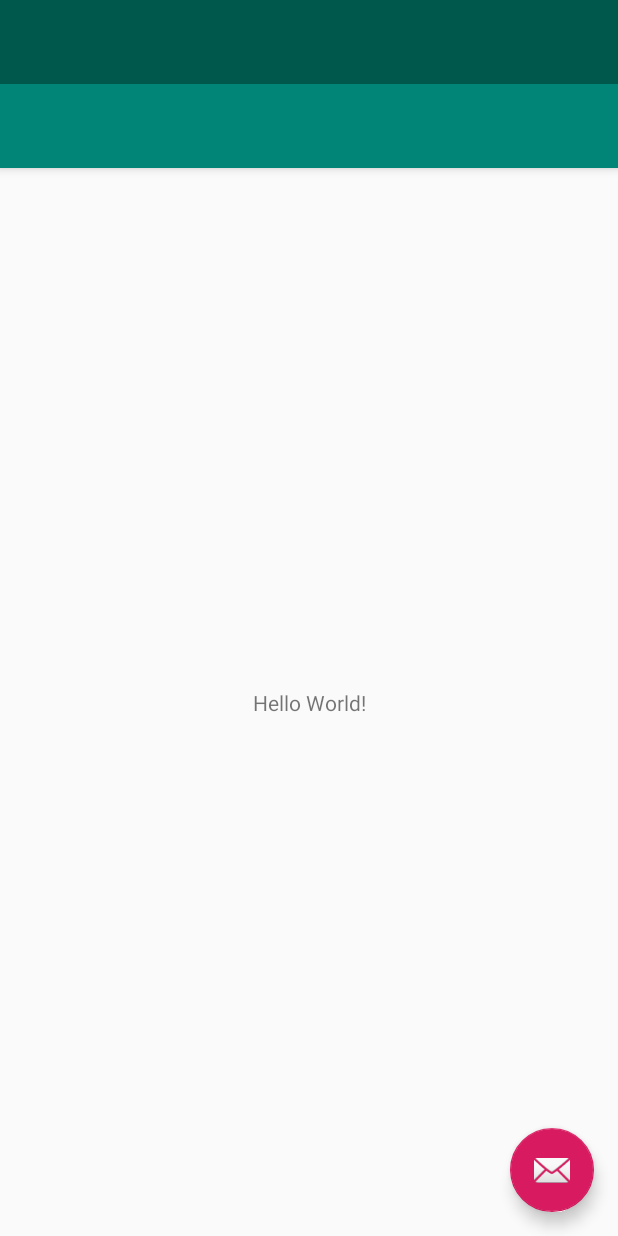
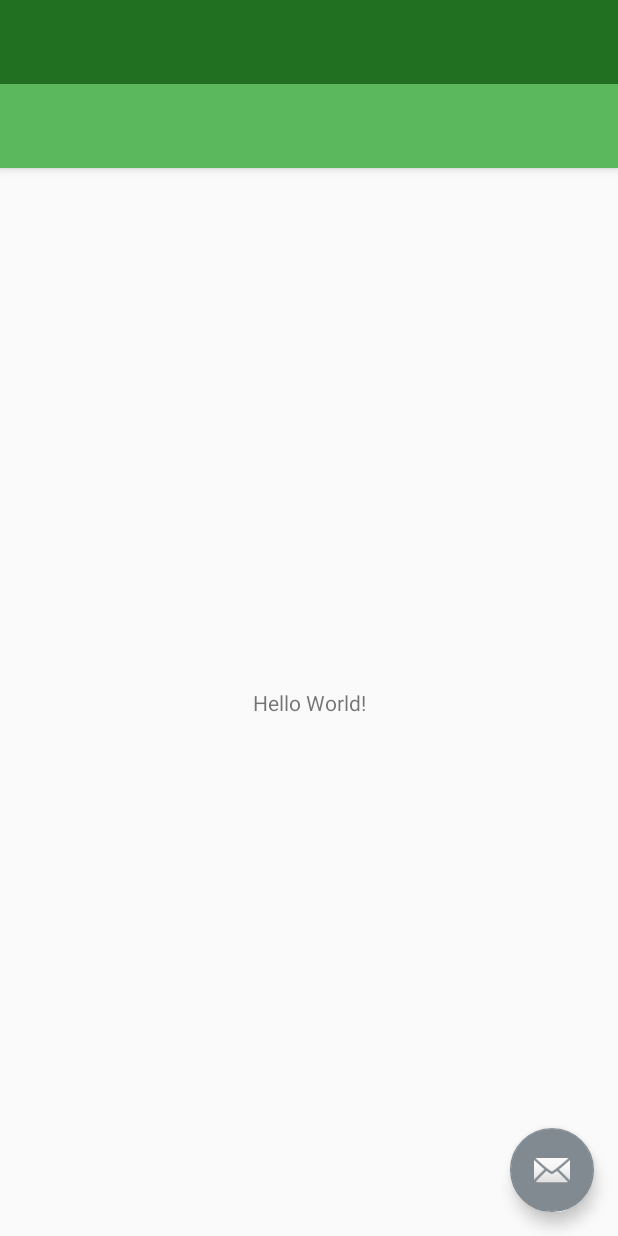
Before and after one commit to nb2998/Conduit-Kotlin, an Android app: the layout activity_main.xml on its own in the app's theme, with its tools: preview values and no code run, on a phone screen of 412 x 824 dp. Run offline under Robolectric (Android 15) with nearby library versions, the phone set to English and light mode, and no system bars.

Commit message:
Layout and navbar

```diff
--- a/app/build.gradle
+++ b/app/build.gradle
@@ -20,6 +20,9 @@ android {
             proguardFiles getDefaultProguardFile('proguard-android.txt'), 'proguard-rules.pro'
         }
     }
+    sourceSets {
+        main.java.srcDirs += 'src/main/kotlin'
+    }
 }
 
 dependencies {
--- a/app/src/main/java/com/apps/nb2998/conduit_kotlin/MainActivity.kt
+++ b/app/src/main/kotlin/com/apps/nb2998/conduit_kotlin/MainActivity.kt
@@ -8,7 +8,8 @@ import androidx.appcompat.app.ActionBarDrawerToggle
 import androidx.appcompat.app.AppCompatActivity
 import android.view.Menu
 import android.view.MenuItem
-import kotlinx.android.synthetic.main.*
+import kotlinx.android.synthetic.main.activity_main.*
+import kotlinx.android.synthetic.main.app_bar_main.*
 
 class MainActivity : AppCompatActivity(), NavigationView.OnNavigationItemSelectedListener {
 
@@ -57,22 +58,19 @@ class MainActivity : AppCompatActivity(), NavigationView.OnNavigationItemSelecte
     override fun onNavigationItemSelected(item: MenuItem): Boolean {
         // Handle navigation view item clicks here.
         when (item.itemId) {
-            R.id.nav_camera -> {
-                // Handle the camera action
-            }
-            R.id.nav_gallery -> {
+            R.id.menu_item_home -> {
 
             }
-            R.id.nav_slideshow -> {
+            R.id.menu_item_sign_up -> {
 
             }
-            R.id.nav_manage -> {
+            R.id.menu_item_sign_in -> {
 
             }
-            R.id.nav_share -> {
+            R.id.menu_item_new_article -> {
 
             }
-            R.id.nav_send -> {
+            R.id.menu_item_settings -> {
 
             }
         }
--- a/app/src/main/res/drawable-v21/ic_menu_camera.xml
+++ /dev/null
@@ -1,12 +0,0 @@
-<vector xmlns:android="http://schemas.android.com/apk/res/android"
-    android:width="24dp"
-    android:height="24dp"
-    android:viewportWidth="24.0"
-    android:viewportHeight="24.0">
-    <path
-        android:fillColor="#FF000000"
-        android:pathData="M12,12m-3.2,0a3.2,3.2 0,1 1,6.4 0a3.2,3.2 0,1 1,-6.4 0" />
-    <path
-        android:fillColor="#FF000000"
-        android:pathData="M9,2L7.17,4H4c-1.1,0 -2,0.9 -2,2v12c0,1.1 0.9,2 2,2h16c1.1,0 2,-0.9 2,-2V6c0,-1.1 -0.9,-2 -2,-2h-3.17L15,2H9zm3,15c-2.76,0 -5,-2.24 -5,-5s2.24,-5 5,-5 5,2.24 5,5 -2.24,5 -5,5z" />
-</vector>
--- a/app/src/main/res/drawable-v21/ic_menu_gallery.xml
+++ /dev/null
@@ -1,9 +0,0 @@
-<vector xmlns:android="http://schemas.android.com/apk/res/android"
-    android:width="24dp"
-    android:height="24dp"
-    android:viewportWidth="24.0"
-    android:viewportHeight="24.0">
-    <path
-        android:fillColor="#FF000000"
-        android:pathData="M22,16V4c0,-1.1 -0.9,-2 -2,-2H8c-1.1,0 -2,0.9 -2,2v12c0,1.1 0.9,2 2,2h12c1.1,0 2,-0.9 2,-2zm-11,-4l2.03,2.71L16,11l4,5H8l3,-4zM2,6v14c0,1.1 0.9,2 2,2h14v-2H4V6H2z" />
-</vector>
--- a/app/src/main/res/drawable-v21/ic_menu_manage.xml
+++ /dev/null
@@ -1,9 +0,0 @@
-<vector xmlns:android="http://schemas.android.com/apk/res/android"
-    android:width="24dp"
-    android:height="24dp"
-    android:viewportWidth="24.0"
-    android:viewportHeight="24.0">
-    <path
-        android:fillColor="#FF000000"
-        android:pathData="M22.7,19l-9.1,-9.1c0.9,-2.3 0.4,-5 -1.5,-6.9 -2,-2 -5,-2.4 -7.4,-1.3L9,6 6,9 1.6,4.7C0.4,7.1 0.9,10.1 2.9,12.1c1.9,1.9 4.6,2.4 6.9,1.5l9.1,9.1c0.4,0.4 1,0.4 1.4,0l2.3,-2.3c0.5,-0.4 0.5,-1.1 0.1,-1.4z" />
-</vector>
--- a/app/src/main/res/drawable-v21/ic_menu_send.xml
+++ /dev/null
@@ -1,9 +0,0 @@
-<vector xmlns:android="http://schemas.android.com/apk/res/android"
-    android:width="24dp"
-    android:height="24dp"
-    android:viewportWidth="24.0"
-    android:viewportHeight="24.0">
-    <path
-        android:fillColor="#FF000000"
-        android:pathData="M2.01,21L23,12 2.01,3 2,10l15,2 -15,2z" />
-</vector>
--- a/app/src/main/res/drawable-v21/ic_menu_share.xml
+++ /dev/null
@@ -1,9 +0,0 @@
-<vector xmlns:android="http://schemas.android.com/apk/res/android"
-    android:width="24dp"
-    android:height="24dp"
-    android:viewportWidth="24.0"
-    android:viewportHeight="24.0">
-    <path
-        android:fillColor="#FF000000"
-        android:pathData="M18,16.08c-0.76,0 -1.44,0.3 -1.96,0.77L8.91,12.7c0.05,-0.23 0.09,-0.46 0.09,-0.7s-0.04,-0.47 -0.09,-0.7l7.05,-4.11c0.54,0.5 1.25,0.81 2.04,0.81 1.66,0 3,-1.34 3,-3s-1.34,-3 -3,-3 -3,1.34 -3,3c0,0.24 0.04,0.47 0.09,0.7L8.04,9.81C7.5,9.31 6.79,9 6,9c-1.66,0 -3,1.34 -3,3s1.34,3 3,3c0.79,0 1.5,-0.31 2.04,-0.81l7.12,4.16c-0.05,0.21 -0.08,0.43 -0.08,0.65 0,1.61 1.31,2.92 2.92,2.92 1.61,0 2.92,-1.31 2.92,-2.92s-1.31,-2.92 -2.92,-2.92z" />
-</vector>
--- a/app/src/main/res/drawable-v21/ic_menu_slideshow.xml
+++ /dev/null
@@ -1,9 +0,0 @@
-<vector xmlns:android="http://schemas.android.com/apk/res/android"
-    android:width="24dp"
-    android:height="24dp"
-    android:viewportWidth="24.0"
-    android:viewportHeight="24.0">
-    <path
-        android:fillColor="#FF000000"
-        android:pathData="M4,6H2v14c0,1.1 0.9,2 2,2h14v-2H4V6zm16,-4H8c-1.1,0 -2,0.9 -2,2v12c0,1.1 0.9,2 2,2h12c1.1,0 2,-0.9 2,-2V4c0,-1.1 -0.9,-2 -2,-2zm-8,12.5v-9l6,4.5 -6,4.5z" />
-</vector>
--- /dev/null
+++ b/app/src/main/res/drawable-v21/ic_new_article.xml
@@ -0,0 +1,5 @@
+<?xml version="1.0" encoding="UTF-8" standalone="no"?>
+<vector xmlns:android="http://schemas.android.com/apk/res/android" android:height="24dp" android:viewportHeight="24.0" android:viewportWidth="24.0" android:width="24dp">
+    <path android:fillColor="#757575" android:pathData="M17.75,7L14,3.25l-10,10L4,17h3.75l10,-10zM20.71,4.04c0.39,-0.39 0.39,-1.02 0,-1.41L18.37,0.29c-0.39,-0.39 -1.02,-0.39 -1.41,0L15,2.25 18.75,6l1.96,-1.96z"/>
+    <path android:fillAlpha=".36" android:fillColor="#757575" android:pathData="M0,20h24v4H0z"/>
+</vector>
--- /dev/null
+++ b/app/src/main/res/drawable-v21/ic_settings.xml
@@ -0,0 +1,4 @@
+<?xml version="1.0" encoding="UTF-8" standalone="no"?>
+<vector xmlns:android="http://schemas.android.com/apk/res/android" android:height="24dp" android:viewportHeight="24.0" android:viewportWidth="24.0" android:width="24dp">
+    <path android:fillColor="#757575" android:pathData="M19.43,12.98c0.04,-0.32 0.07,-0.64 0.07,-0.98s-0.03,-0.66 -0.07,-0.98l2.11,-1.65c0.19,-0.15 0.24,-0.42 0.12,-0.64l-2,-3.46c-0.12,-0.22 -0.39,-0.3 -0.61,-0.22l-2.49,1c-0.52,-0.4 -1.08,-0.73 -1.69,-0.98l-0.38,-2.65C14.46,2.18 14.25,2 14,2h-4c-0.25,0 -0.46,0.18 -0.49,0.42l-0.38,2.65c-0.61,0.25 -1.17,0.59 -1.69,0.98l-2.49,-1c-0.23,-0.09 -0.49,0 -0.61,0.22l-2,3.46c-0.13,0.22 -0.07,0.49 0.12,0.64l2.11,1.65c-0.04,0.32 -0.07,0.65 -0.07,0.98s0.03,0.66 0.07,0.98l-2.11,1.65c-0.19,0.15 -0.24,0.42 -0.12,0.64l2,3.46c0.12,0.22 0.39,0.3 0.61,0.22l2.49,-1c0.52,0.4 1.08,0.73 1.69,0.98l0.38,2.65c0.03,0.24 0.24,0.42 0.49,0.42h4c0.25,0 0.46,-0.18 0.49,-0.42l0.38,-2.65c0.61,-0.25 1.17,-0.59 1.69,-0.98l2.49,1c0.23,0.09 0.49,0 0.61,-0.22l2,-3.46c0.12,-0.22 0.07,-0.49 -0.12,-0.64l-2.11,-1.65zM12,15.5c-1.93,0 -3.5,-1.57 -3.5,-3.5s1.57,-3.5 3.5,-3.5 3.5,1.57 3.5,3.5 -1.57,3.5 -3.5,3.5z"/>
+</vector>
--- /dev/null
+++ b/app/src/main/res/drawable/ic_new_article.xml
@@ -0,0 +1,5 @@
+<?xml version="1.0" encoding="UTF-8" standalone="no"?>
+<vector xmlns:android="http://schemas.android.com/apk/res/android" android:height="24dp" android:viewportHeight="24.0" android:viewportWidth="24.0" android:width="24dp">
+    <path android:fillColor="#757575" android:pathData="M17.75,7L14,3.25l-10,10L4,17h3.75l10,-10zM20.71,4.04c0.39,-0.39 0.39,-1.02 0,-1.41L18.37,0.29c-0.39,-0.39 -1.02,-0.39 -1.41,0L15,2.25 18.75,6l1.96,-1.96z"/>
+    <path android:fillAlpha=".36" android:fillColor="#757575" android:pathData="M0,20h24v4H0z"/>
+</vector>
--- /dev/null
+++ b/app/src/main/res/drawable/ic_settings.xml
@@ -0,0 +1,4 @@
+<?xml version="1.0" encoding="UTF-8" standalone="no"?>
+<vector xmlns:android="http://schemas.android.com/apk/res/android" android:height="24dp" android:viewportHeight="24.0" android:viewportWidth="24.0" android:width="24dp">
+    <path android:fillColor="#757575" android:pathData="M19.43,12.98c0.04,-0.32 0.07,-0.64 0.07,-0.98s-0.03,-0.66 -0.07,-0.98l2.11,-1.65c0.19,-0.15 0.24,-0.42 0.12,-0.64l-2,-3.46c-0.12,-0.22 -0.39,-0.3 -0.61,-0.22l-2.49,1c-0.52,-0.4 -1.08,-0.73 -1.69,-0.98l-0.38,-2.65C14.46,2.18 14.25,2 14,2h-4c-0.25,0 -0.46,0.18 -0.49,0.42l-0.38,2.65c-0.61,0.25 -1.17,0.59 -1.69,0.98l-2.49,-1c-0.23,-0.09 -0.49,0 -0.61,0.22l-2,3.46c-0.13,0.22 -0.07,0.49 0.12,0.64l2.11,1.65c-0.04,0.32 -0.07,0.65 -0.07,0.98s0.03,0.66 0.07,0.98l-2.11,1.65c-0.19,0.15 -0.24,0.42 -0.12,0.64l2,3.46c0.12,0.22 0.39,0.3 0.61,0.22l2.49,-1c0.52,0.4 1.08,0.73 1.69,0.98l0.38,2.65c0.03,0.24 0.24,0.42 0.49,0.42h4c0.25,0 0.46,-0.18 0.49,-0.42l0.38,-2.65c0.61,-0.25 1.17,-0.59 1.69,-0.98l2.49,1c0.23,0.09 0.49,0 0.61,-0.22l2,-3.46c0.12,-0.22 0.07,-0.49 -0.12,-0.64l-2.11,-1.65zM12,15.5c-1.93,0 -3.5,-1.57 -3.5,-3.5s1.57,-3.5 3.5,-3.5 3.5,1.57 3.5,3.5 -1.57,3.5 -3.5,3.5z"/>
+</vector>
--- a/app/src/main/res/drawable/side_nav_bar.xml
+++ b/app/src/main/res/drawable/side_nav_bar.xml
@@ -1,9 +1,9 @@
 <shape xmlns:android="http://schemas.android.com/apk/res/android"
     android:shape="rectangle">
     <gradient
-        android:angle="135"
-        android:centerColor="#009688"
-        android:endColor="#00695C"
-        android:startColor="#4DB6AC"
+        android:angle="90"
+        android:centerColor="@color/colorPrimary"
+        android:endColor="@color/colorPrimaryDark"
+        android:startColor="@color/colorPrimaryDark"
         android:type="linear" />
 </shape>
--- a/app/src/main/res/menu/activity_main_drawer.xml
+++ b/app/src/main/res/menu/activity_main_drawer.xml
@@ -5,33 +5,27 @@
 
     <group android:checkableBehavior="single">
         <item
-            android:id="@+id/nav_camera"
-            android:icon="@drawable/ic_menu_camera"
-            android:title="Import" />
+            android:id="@+id/menu_item_home"
+            android:title="Home" />
         <item
-            android:id="@+id/nav_gallery"
-            android:icon="@drawable/ic_menu_gallery"
-            android:title="Gallery" />
+            android:id="@+id/menu_item_sign_up"
+            android:title="Sign up" />
         <item
-            android:id="@+id/nav_slideshow"
-            android:icon="@drawable/ic_menu_slideshow"
-            android:title="Slideshow" />
-        <item
-            android:id="@+id/nav_manage"
-            android:icon="@drawable/ic_menu_manage"
-            android:title="Tools" />
+            android:id="@+id/menu_item_sign_in"
+            android:title="Sign in" />
+
     </group>
 
     <item android:title="Communicate">
         <menu>
             <item
-                android:id="@+id/nav_share"
-                android:icon="@drawable/ic_menu_share"
-                android:title="Share" />
+                android:id="@+id/menu_item_new_article"
+                android:icon="@drawable/ic_new_article"
+                android:title="New article" />
             <item
-                android:id="@+id/nav_send"
-                android:icon="@drawable/ic_menu_send"
-                android:title="Send" />
+                android:id="@+id/menu_item_settings"
+                android:icon="@drawable/ic_settings"
+                android:title="Settings" />
         </menu>
     </item>
 
--- a/app/src/main/res/values/colors.xml
+++ b/app/src/main/res/values/colors.xml
@@ -1,6 +1,6 @@
 <?xml version="1.0" encoding="utf-8"?>
 <resources>
-    <color name="colorPrimary">#008577</color>
-    <color name="colorPrimaryDark">#00574B</color>
-    <color name="colorAccent">#D81B60</color>
+    <color name="colorPrimary">#5CB85C</color>
+    <color name="colorPrimaryDark">#217021</color>
+    <color name="colorAccent">#818a91</color>
 </resources>
```
Also changed, not shown: 1 other file.
